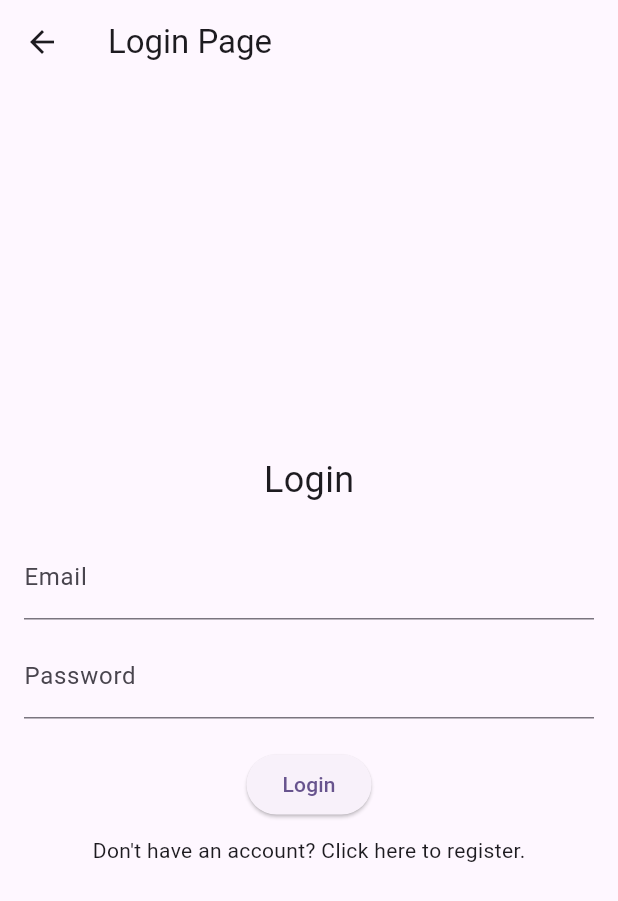
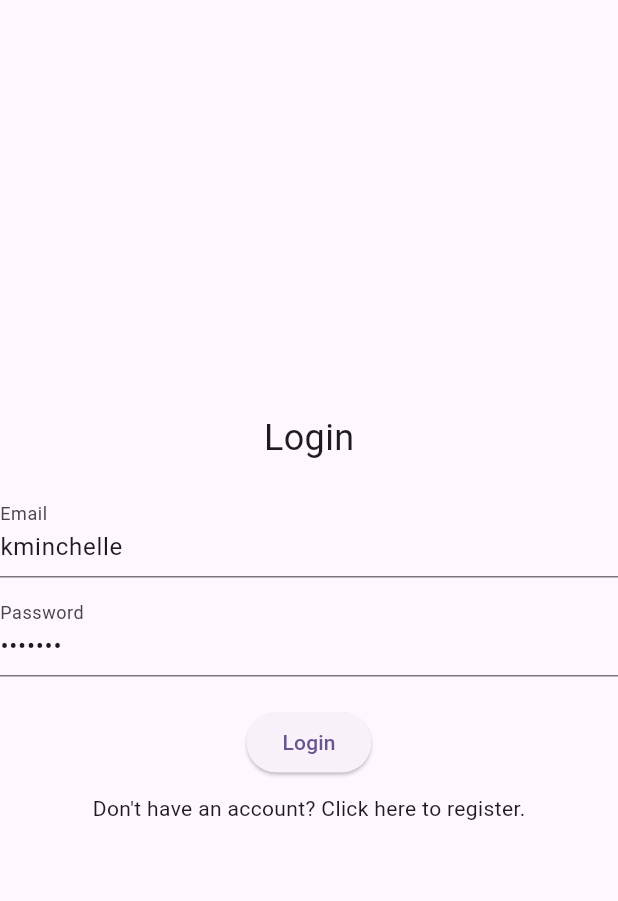
Before and after one commit to FP-CAPSTONE/AudioVision, a Flutter app: the LoginPage screen opened directly, on a phone screen of 412 x 824 dp. Shown: the top 901 px of the screen. Run offline on Flutter 3.47's test engine with Material 3 defaults, Android fonts, the phone set to English and light mode, and no system bars; our stand-ins replace camera, firebase_core, firebase_database, flutter_dotenv, flutter_tts, geolocator and 8 more; missing offline and left inert: flutter_config, flutter_polyline_points, flutter_vision, google_place; accounts and stored records are empty.

Commit message:
login and register method

```diff
--- a/lib/pages/auth_page/login.dart
+++ b/lib/pages/auth_page/login.dart
@@ -1,77 +1,40 @@
-import 'dart:math';
+import 'package:audiovision/pages/auth_page/register.dart';
+import 'package:audiovision/pages/auth_page/services/auth_services.dart';
+import 'package:audiovision/utils/text_to_speech.dart';
+import 'package:flutter/material.dart';
 
-import 'package:audiovision/pages/auth_page/register.dart';
-import 'package:flutter/material.dart';
-import 'package:flutter_tts/flutter_tts.dart';
-import 'package:shared_preferences/shared_preferences.dart';
-import 'dummy_api.dart'; // tambahkan import untuk DummyApi
-import 'package:http/http.dart' as http;
-import 'dart:convert';
+class LoginPage extends StatefulWidget {
+  @override
+  _LoginPageState createState() => _LoginPageState();
+}
 
-class LoginPage extends StatelessWidget {
-  TextEditingController _emailController = TextEditingController();
-  TextEditingController _passwordController = TextEditingController();
-  void login(String email, password) async {
-    try {
-      print("login testt");
-      var response = await http.post(
-        Uri.parse("http://172.20.10.4:8000/auth/login"),
-        body: jsonEncode({"email": email, "password": password}),
-        headers: <String, String>{
-          'Content-Type': 'application/json; charset=UTF-8',
-        },
-      );
-      print(response);
-      print(email);
+class _LoginPageState extends State<LoginPage> {
+  TextEditingController _emailController =
+      TextEditingController(text: "kminchelle");
+  TextEditingController _passwordController =
+      TextEditingController(text: "0lelplR");
 
-      if (response.statusCode == 200) {
-        _speak('Login successful');
+  bool _isLoading = false;
 
-        var data = jsonDecode(response.body.toString());
-        print(data);
-
-        var loginResult = data['loginResult'];
-        var userId = loginResult['userId'];
-        var name = loginResult['name'];
-        var token = data['token'];
-
-        final prefs = await SharedPreferences.getInstance();
-        final userData = json.encode({
-          'token': token,
-          'userId': userId,
-          'userName': name,
-          'userEmail': email,
+  void _login() async {
+    setState(() {
+      _isLoading = true; // Show loading indicator
     });
 
-        prefs.setString('userData', userData);
+    await AuthService.login(
+        _emailController.text.toString(), _passwordController.text.toString());
 
-        print("Account create successfuly");
-      } else {
-        _speak('Failed');
-        print("Failed");
-      }
-    } catch (e) {
-      print(e.toString());
-    }
-  }
-
-  final FlutterTts flutterTts = FlutterTts();
-
-  void _speak(String text) async {
-    await flutterTts.setSpeechRate(0.5);
-    await flutterTts.setPitch(1);
-    await flutterTts.speak(text);
+    setState(() {
+      _isLoading = false; // Hide loading indicator
+    });
   }
 
   @override
   Widget build(BuildContext context) {
     return Scaffold(
-      appBar: AppBar(
-        title: Text('Login Page'),
-      ),
-      body: Padding(
-        padding: const EdgeInsets.all(16.0),
-        child: Column(
+      body: Stack(
+        children: [
+          Column(
             mainAxisAlignment: MainAxisAlignment.center,
             children: [
               Text('Login', style: TextStyle(fontSize: 24)),
@@ -80,7 +43,7 @@ class LoginPage extends StatelessWidget {
                 controller: _emailController,
                 decoration: InputDecoration(labelText: 'Email'),
                 onTap: () {
-                _speak('Email field selected');
+                  TextToSpeech.speak('Email field selected');
                 },
               ),
               SizedBox(height: 10),
@@ -89,15 +52,14 @@ class LoginPage extends StatelessWidget {
                 decoration: InputDecoration(labelText: 'Password'),
                 obscureText: true,
                 onTap: () {
-                _speak('Password field selected');
+                  TextToSpeech.speak('Password field selected');
                 },
               ),
               SizedBox(height: 20),
               ElevatedButton(
-              onPressed: () {
-                login(_emailController.text.toString(),
-                    _passwordController.text.toString());
-              },
+                onPressed: _isLoading
+                    ? null
+                    : _login, // Disable button if isLoading is true
                 child: Text('Login'),
               ),
               SizedBox(height: 10),
@@ -112,6 +74,14 @@ class LoginPage extends StatelessWidget {
               ),
             ],
           ),
+          if (_isLoading)
+            Container(
+              color: Colors.black.withOpacity(0.5),
+              child: Center(
+                child: CircularProgressIndicator(),
+              ),
+            ),
+        ],
       ),
     );
   }
```
Also changed, not shown: lib/pages/auth_page/dummy_api.dart (deleted, +0 -11 lines), lib/pages/auth_page/register.dart (+36 -10 lines), lib/pages/auth_page/services/auth_services.dart (added, +140 -0 lines), lib/pages/home_page/home.dart (+22 -0 lines). Lines whose indentation alone changed are shown as unchanged.
